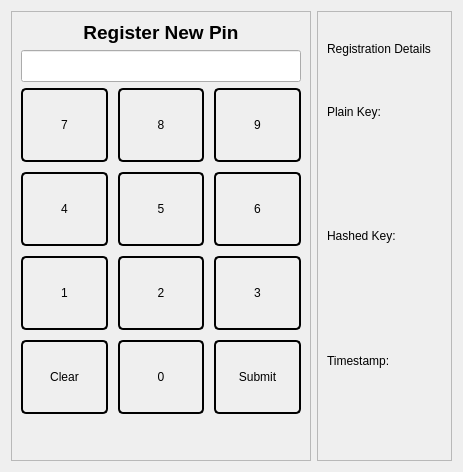
devforgely/MFA-Simulator, file src/views/register_views/pin_view.ui: the form before one commit.
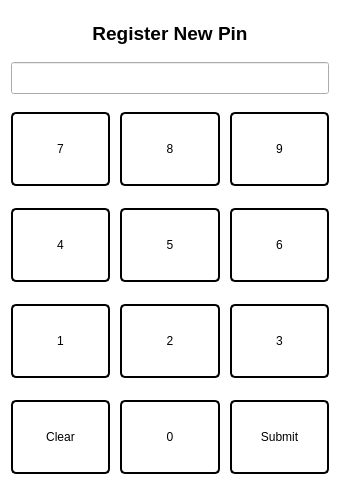
The form after the commit.

```diff
--- a/src/views/register_views/pin_view.ui
+++ b/src/views/register_views/pin_view.ui
@@ -6,33 +6,30 @@
    <rect>
     <x>0</x>
     <y>0</y>
-    <width>463</width>
-    <height>472</height>
+    <width>340</width>
+    <height>500</height>
    </rect>
   </property>
+  <property name="maximumSize">
+   <size>
+    <width>340</width>
+    <height>500</height>
+   </size>
+  </property>
   <property name="windowTitle">
    <string>Form</string>
   </property>
-  <layout class="QHBoxLayout" name="horizontalLayout">
-   <item>
-    <widget class="QFrame" name="left_frame">
-     <property name="minimumSize">
-      <size>
-       <width>300</width>
-       <height>450</height>
-      </size>
-     </property>
-     <property name="maximumSize">
-      <size>
-       <width>300</width>
-       <height>450</height>
-      </size>
-     </property>
-     <property name="frameShape">
-      <enum>QFrame::StyledPanel</enum>
-     </property>
-     <property name="frameShadow">
-      <enum>QFrame::Raised</enum>
+  <property name="styleSheet">
+   <string notr="true">#Form {
+	background-color: white;
+}
+
+#gridFrame .QPushButton {
+	width: 70px;
+	height: 70px;
+	border: 2px solid black;
+	border-radius: 5px;
+}</string>
      </property>
      <layout class="QVBoxLayout" name="verticalLayout">
       <item>
@@ -79,12 +76,7 @@
       <item>
        <widget class="QFrame" name="gridFrame">
         <property name="styleSheet">
-         <string notr="true">QPushButton {
-	width: 70px;
-	height: 70px;
-	border: 2px solid black;
-	border-radius: 5px;
-}</string>
+      <string notr="true"/>
         </property>
         <layout class="QGridLayout" name="gridLayout" rowstretch="0,0,0,0,0">
          <property name="leftMargin">
@@ -183,83 +175,6 @@
           <widget class="QPushButton" name="submit_btn">
            <property name="text">
             <string>Submit</string>
-           </property>
-          </widget>
-         </item>
-        </layout>
-       </widget>
-      </item>
-      <item>
-       <spacer name="verticalSpacer">
-        <property name="orientation">
-         <enum>Qt::Vertical</enum>
-        </property>
-        <property name="sizeHint" stdset="0">
-         <size>
-          <width>20</width>
-          <height>40</height>
-         </size>
-        </property>
-       </spacer>
-      </item>
-     </layout>
-    </widget>
-   </item>
-   <item>
-    <widget class="QFrame" name="right_frame">
-     <property name="frameShape">
-      <enum>QFrame::StyledPanel</enum>
-     </property>
-     <property name="frameShadow">
-      <enum>QFrame::Raised</enum>
-     </property>
-     <layout class="QVBoxLayout" name="verticalLayout_2">
-      <item>
-       <widget class="QLabel" name="label">
-        <property name="text">
-         <string>Registration Details</string>
-        </property>
-       </widget>
-      </item>
-      <item>
-       <widget class="QLabel" name="label_2">
-        <property name="text">
-         <string>Plain Key:</string>
-        </property>
-       </widget>
-      </item>
-      <item>
-       <widget class="QLabel" name="plain_key_label">
-        <property name="text">
-         <string/>
-        </property>
-       </widget>
-      </item>
-      <item>
-       <widget class="QLabel" name="label_3">
-        <property name="text">
-         <string>Hashed Key:</string>
-        </property>
-       </widget>
-      </item>
-      <item>
-       <widget class="QLabel" name="hashed_key_label">
-        <property name="text">
-         <string/>
-        </property>
-       </widget>
-      </item>
-      <item>
-       <widget class="QLabel" name="label_4">
-        <property name="text">
-         <string>Timestamp:</string>
-        </property>
-       </widget>
-      </item>
-      <item>
-       <widget class="QLabel" name="timestamp_label">
-        <property name="text">
-         <string/>
         </property>
        </widget>
       </item>
```
Lines whose indentation alone changed are shown as unchanged.
